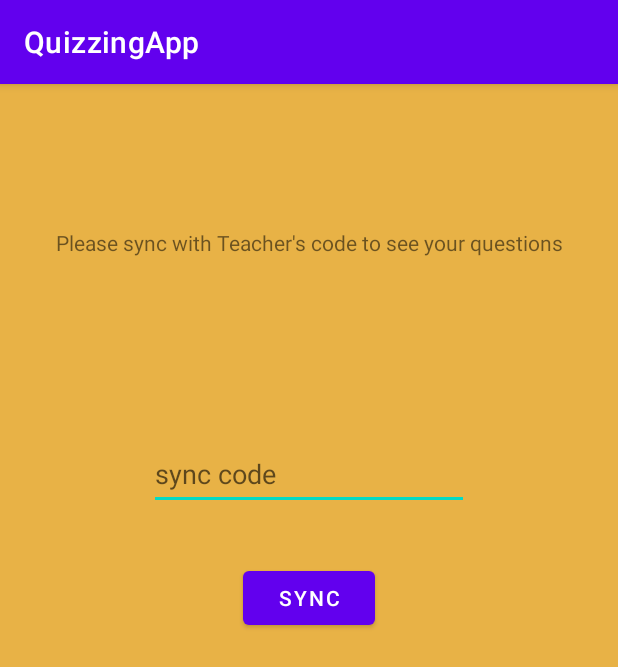
After one commit to BananaBruise/QuizzingApp, an Android app: the AnswererSyncActivity screen opened directly, with no data from a screen before it, on a phone screen of 412 x 824 dp. The commit adds this screen. Shown: the top 667 px of the screen. Run offline under Robolectric (Android 15) with nearby library versions, the phone set to English and light mode, and no system bars.

Commit message:
sync activity

```diff
--- /dev/null
+++ b/QuizzingApp/app/src/main/java/com/app/QuizzingApp/AnswererSyncActivity.java
@@ -0,0 +1,24 @@
+package com.app.QuizzingApp;
+
+import androidx.appcompat.app.AppCompatActivity;
+
+import android.os.Bundle;
+import android.view.View;
+
+public class AnswererSyncActivity extends AppCompatActivity {
+
+    @Override
+    protected void onCreate(Bundle savedInstanceState) {
+        super.onCreate(savedInstanceState);
+        setContentView(R.layout.activity_answerer_sync);
+    }
+
+    public void syncAnswerer(View v){
+        // lookup UID
+
+        // match the UID
+        // if match --> update both questioner and answerer
+
+        // if not match --> toast of failed sync
+    }
+}
--- /dev/null
+++ b/QuizzingApp/app/src/main/res/layout/activity_answerer_sync.xml
@@ -0,0 +1,46 @@
+<?xml version="1.0" encoding="utf-8"?>
+<androidx.constraintlayout.widget.ConstraintLayout xmlns:android="http://schemas.android.com/apk/res/android"
+    xmlns:app="http://schemas.android.com/apk/res-auto"
+    xmlns:tools="http://schemas.android.com/tools"
+    android:layout_width="match_parent"
+    android:layout_height="match_parent"
+    android:background="#e8b246"
+    tools:context=".AnswererSyncActivity">
+
+    <TextView
+        android:id="@+id/AnswererPromptView"
+        android:layout_width="wrap_content"
+        android:layout_height="wrap_content"
+        android:text="Please sync with Teacher's code to see your questions"
+        app:layout_constraintBottom_toBottomOf="parent"
+        app:layout_constraintEnd_toEndOf="parent"
+        app:layout_constraintStart_toStartOf="parent"
+        app:layout_constraintTop_toTopOf="parent"
+        app:layout_constraintVertical_bias="0.128" />
+
+    <EditText
+        android:id="@+id/SyncCodeET"
+        android:layout_width="wrap_content"
+        android:layout_height="wrap_content"
+        android:ems="10"
+        android:hint="sync code"
+        android:inputType="number|text"
+        android:minHeight="48dp"
+        app:layout_constraintBottom_toBottomOf="parent"
+        app:layout_constraintEnd_toEndOf="parent"
+        app:layout_constraintStart_toStartOf="parent"
+        app:layout_constraintTop_toBottomOf="@+id/AnswererPromptView"
+        app:layout_constraintVertical_bias="0.19999999" />
+
+    <Button
+        android:id="@+id/SyncBT"
+        android:layout_width="wrap_content"
+        android:layout_height="wrap_content"
+        android:onClick="syncAnswerer"
+        android:text="Sync"
+        app:layout_constraintBottom_toBottomOf="parent"
+        app:layout_constraintEnd_toEndOf="parent"
+        app:layout_constraintStart_toStartOf="parent"
+        app:layout_constraintTop_toBottomOf="@+id/SyncCodeET"
+        app:layout_constraintVertical_bias="0.07999998" />
+</androidx.constraintlayout.widget.ConstraintLayout>
```
Also changed, not shown: QuizzingApp/app/src/main/AndroidManifest.xml (+7 -0 lines), QuizzingApp/app/src/main/java/com/app/QuizzingApp/FirebaseHelper.java (+14 -0 lines), QuizzingApp/app/src/main/java/com/app/QuizzingApp/SignInActivity.java (+38 -0 lines).
